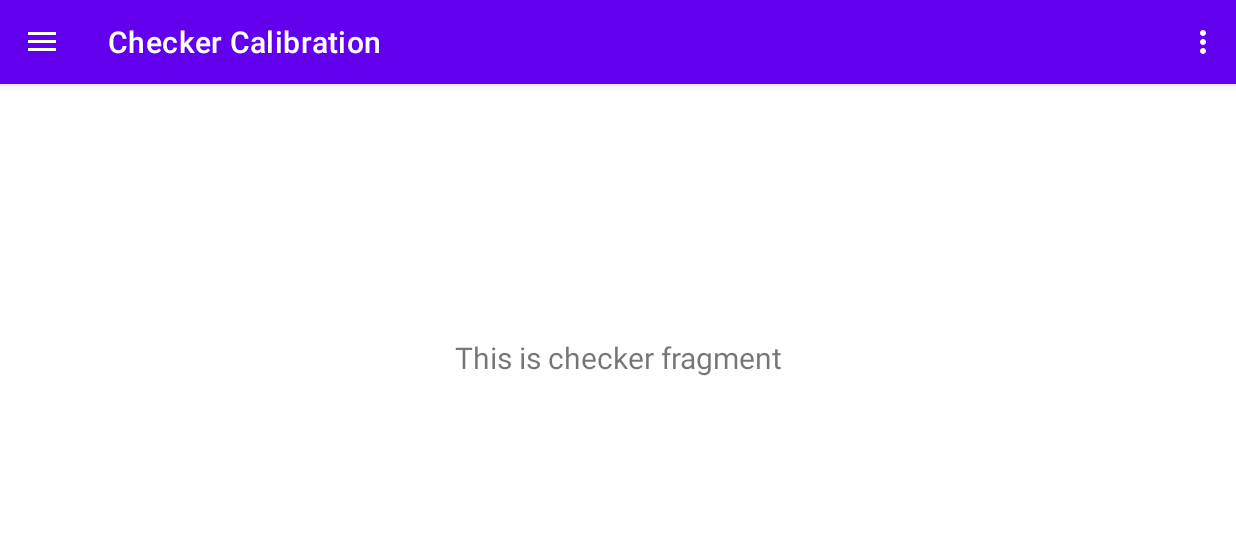
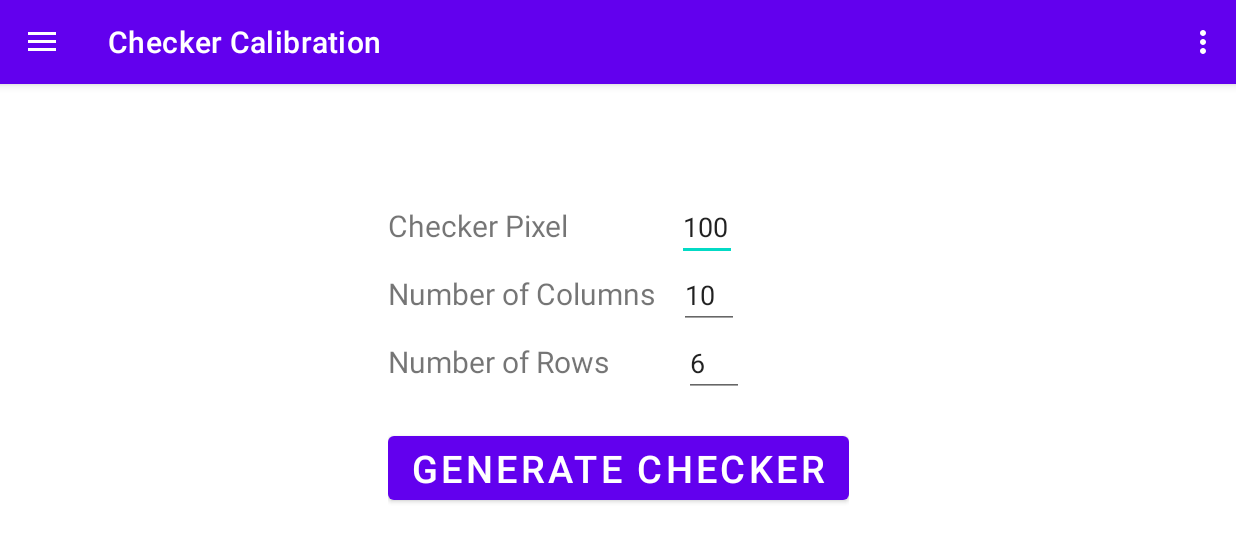
Before and after one commit to cjw531/deflectometry_display_android, an Android app: the screen it shows after launch (MainActivity), in the side drawer, after a tap on "Checker Calibration", on a phone screen of 824 x 412 dp (held sideways). Shown: the top 542 px of the screen. Run offline under Robolectric (Android 15) with nearby library versions, the phone set to English and light mode, and no system bars; our stand-ins replace navigation-ui.

Commit message:
chessboard pattern implemented

```diff
--- a/app/src/main/java/com/example/deflectometrydisplay/ui/checker/CheckerFragment.java
+++ b/app/src/main/java/com/example/deflectometrydisplay/ui/checker/CheckerFragment.java
@@ -1,16 +1,25 @@
 package com.example.deflectometrydisplay.ui.checker;
 
+import android.content.Intent;
+import android.graphics.Bitmap;
 import android.os.Bundle;
 import android.view.LayoutInflater;
 import android.view.View;
 import android.view.ViewGroup;
+import android.widget.Button;
+import android.widget.EditText;
 import android.widget.TextView;
+import android.widget.Toast;
 
 import androidx.annotation.NonNull;
 import androidx.fragment.app.Fragment;
 import androidx.lifecycle.ViewModelProvider;
 
 import com.example.deflectometrydisplay.databinding.FragmentCheckerBinding;
+import com.example.deflectometrydisplay.ui.sinusoid.FringeActivity;
+import com.example.deflectometrydisplay.ui.sinusoid.SinusoidPattern;
+
+import java.io.ByteArrayOutputStream;
 
 public class CheckerFragment extends Fragment {
 
@@ -24,8 +33,32 @@ public class CheckerFragment extends Fragment {
         binding = FragmentCheckerBinding.inflate(inflater, container, false);
         View root = binding.getRoot();
 
-        final TextView textView = binding.textChecker;
-        slideshowViewModel.getText().observe(getViewLifecycleOwner(), textView::setText);
+        final EditText input_checker_pixel = binding.inputCheckerPixel;
+        final EditText input_num_col = binding.inputNumCol;
+        final EditText input_num_row = binding.inputNumRow;
+        final Button button_generate = binding.buttonGenerateChecker;
+
+        // Set a click listener for the button
+        button_generate.setOnClickListener(new View.OnClickListener() {
+            @Override
+            public void onClick(View v) {
+                // Retrieve the input values
+                int checker_pixel = Integer.parseInt(input_checker_pixel.getText().toString());
+                int num_col = Integer.parseInt(input_num_col.getText().toString());
+                int num_row = Integer.parseInt(input_num_row.getText().toString());
+
+                CheckerPattern checkerPattern = new CheckerPattern(requireContext(), checker_pixel, num_col, num_row);
+                Bitmap pattern = checkerPattern.getPatterns();
+
+                // Start the FullscreenActivity and pass the pattern as an extra
+                Intent intent = new Intent(getActivity(), FringeActivity.class);
+                ByteArrayOutputStream stream = new ByteArrayOutputStream();
+                pattern.compress(Bitmap.CompressFormat.PNG, 100, stream);
+                byte[] patternBytes = stream.toByteArray();
+                intent.putExtra("pattern", patternBytes);
+                startActivity(intent);
+            }
+        });
         return root;
     }
 
--- a/app/src/main/res/layout/fragment_checker.xml
+++ b/app/src/main/res/layout/fragment_checker.xml
@@ -6,17 +6,98 @@
     android:layout_height="match_parent"
     tools:context=".ui.checker.CheckerFragment">
 
-    <TextView
-        android:id="@+id/text_checker"
-        android:layout_width="match_parent"
+    <androidx.appcompat.widget.LinearLayoutCompat
+        android:layout_width="wrap_content"
         android:layout_height="wrap_content"
-        android:layout_marginStart="8dp"
-        android:layout_marginTop="8dp"
-        android:layout_marginEnd="8dp"
-        android:textAlignment="center"
-        android:textSize="20sp"
+        android:orientation="vertical"
         app:layout_constraintBottom_toBottomOf="parent"
         app:layout_constraintEnd_toEndOf="parent"
         app:layout_constraintStart_toStartOf="parent"
-        app:layout_constraintTop_toTopOf="parent" />
+        app:layout_constraintTop_toTopOf="parent">
+
+        <androidx.appcompat.widget.LinearLayoutCompat
+            android:layout_width="wrap_content"
+            android:layout_height="wrap_content"
+            android:orientation="horizontal"
+            app:layout_constraintBottom_toBottomOf="parent"
+            app:layout_constraintEnd_toEndOf="parent"
+            app:layout_constraintStart_toStartOf="parent"
+            app:layout_constraintTop_toTopOf="parent">
+
+            <TextView
+                android:layout_width="wrap_content"
+                android:layout_height="wrap_content"
+                android:paddingEnd="72dp"
+                android:text="Checker Pixel"
+                android:textSize="20sp" />
+
+            <EditText
+                android:id="@+id/input_checker_pixel"
+                android:layout_width="40dp"
+                android:layout_height="wrap_content"
+                android:inputType="number"
+                android:text="100" />
+
+        </androidx.appcompat.widget.LinearLayoutCompat>
+
+        <androidx.appcompat.widget.LinearLayoutCompat
+            android:layout_width="wrap_content"
+            android:layout_height="wrap_content"
+            android:orientation="horizontal"
+            app:layout_constraintBottom_toBottomOf="parent"
+            app:layout_constraintEnd_toEndOf="parent"
+            app:layout_constraintStart_toStartOf="parent"
+            app:layout_constraintTop_toTopOf="parent">
+
+            <TextView
+                android:layout_width="wrap_content"
+                android:layout_height="wrap_content"
+                android:paddingEnd="16dp"
+                android:text="Number of Columns"
+                android:textSize="20sp" />
+
+            <EditText
+                android:id="@+id/input_num_col"
+                android:layout_width="40dp"
+                android:layout_height="wrap_content"
+                android:inputType="number"
+                android:text="10" />
+
+        </androidx.appcompat.widget.LinearLayoutCompat>
+
+        <androidx.appcompat.widget.LinearLayoutCompat
+            android:layout_width="wrap_content"
+            android:layout_height="wrap_content"
+            android:orientation="horizontal"
+            app:layout_constraintBottom_toBottomOf="parent"
+            app:layout_constraintEnd_toEndOf="parent"
+            app:layout_constraintStart_toStartOf="parent"
+            app:layout_constraintTop_toTopOf="parent">
+
+            <TextView
+                android:layout_width="wrap_content"
+                android:layout_height="wrap_content"
+                android:paddingEnd="50dp"
+                android:text="Number of Rows"
+                android:textSize="20sp" />
+
+            <EditText
+                android:id="@+id/input_num_row"
+                android:layout_width="40dp"
+                android:layout_height="wrap_content"
+                android:inputType="number"
+                android:text="6" />
+
+        </androidx.appcompat.widget.LinearLayoutCompat>
+
+        <Button
+            android:id="@+id/button_generate_checker"
+            android:layout_marginTop="20dp"
+            android:layout_width="wrap_content"
+            android:layout_height="wrap_content"
+            android:textSize="25sp"
+            android:text="Generate Checker"/>
+
+    </androidx.appcompat.widget.LinearLayoutCompat>
+
 </androidx.constraintlayout.widget.ConstraintLayout>
```
Also changed, not shown: app/src/main/java/com/example/deflectometrydisplay/ui/checker/CheckerPattern.java (added, +99 -0 lines).
